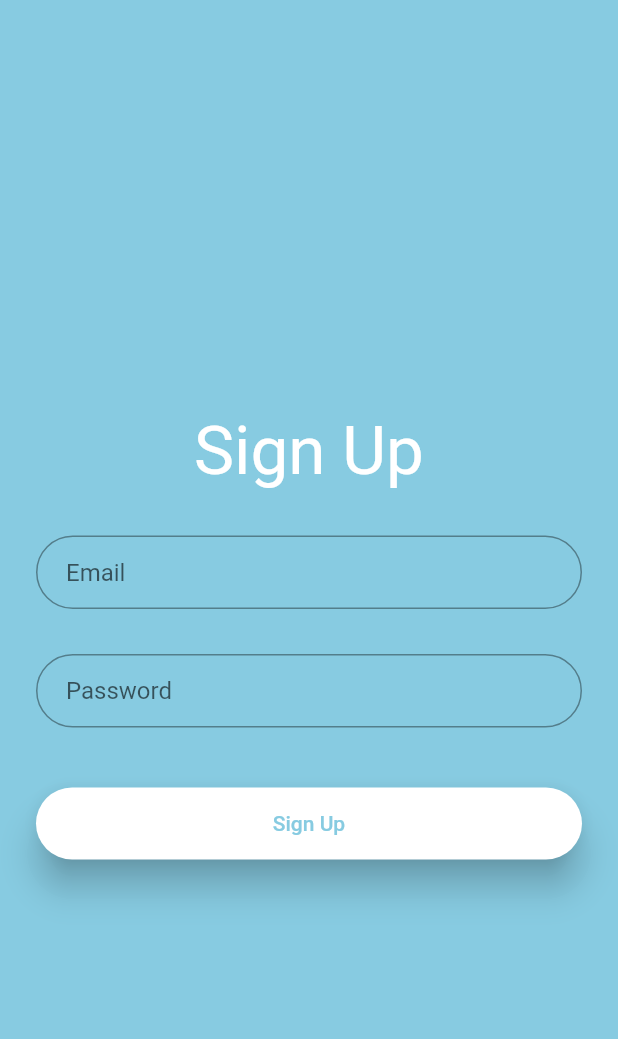
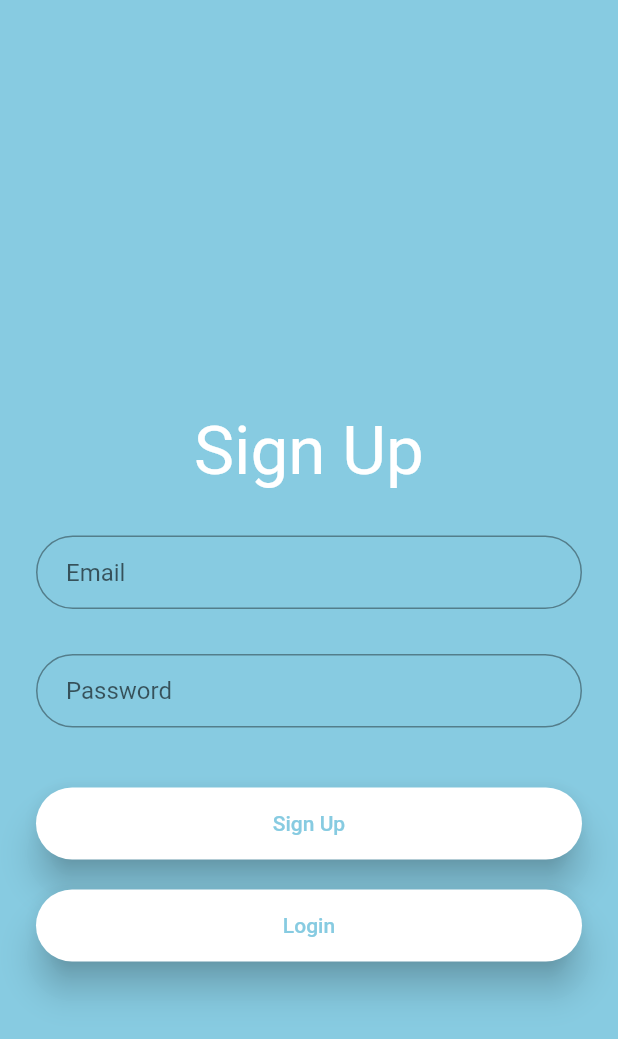
Before and after one commit to micahalleyne/Scholar.CO, a Flutter app: the Signup screen opened directly, on a phone screen of 412 x 824 dp. Shown: the top 1039 px of the screen. Run offline on Flutter 3.47's test engine with Material 2 defaults, Android fonts, the phone set to English and light mode, and no system bars; our stand-ins replace firebase_auth, firebase_database; accounts and stored records are empty; network calls fail.

Commit message:
Almost done

```diff
--- a/lib/main.dart
+++ b/lib/main.dart
@@ -10,7 +10,7 @@ import 'package:flutter/material.dart';
 
 
 void main() {
-  Widget _defaultHome = Home();
+  Widget _defaultHome = Login();
   runApp(MaterialApp(
     debugShowCheckedModeBanner: false,
     home: _defaultHome,
--- a/lib/profile/sign_up.dart
+++ b/lib/profile/sign_up.dart
@@ -1,4 +1,5 @@
-import 'package:Scholar_co/auth.dart';
+import 'package:Scholar_co/services/auth.dart';
+import 'package:Scholar_co/profile/log_in.dart';
 import 'package:Scholar_co/user.dart';
 import 'package:firebase_auth/firebase_auth.dart';
 import 'package:Scholar_co/home.dart';
@@ -43,6 +44,7 @@ class _SignupState extends State<Signup> {
                   ),
                   TextFormField(
                     obscureText: false,
+                    keyboardType: TextInputType.emailAddress,
                     validator: (val) => val.isEmpty ? 'Enter an email' : null,
                     onChanged: (val) {
                       setState(() => email = val.trim());
@@ -84,18 +86,43 @@ class _SignupState extends State<Signup> {
                       minWidth: MediaQuery.of(context).size.width,
                       padding: EdgeInsets.fromLTRB(20.0, 15.0, 20.0, 15.0),
                       onPressed: () async {
-                        // Navigator.push(
-                        //   context,
-                        //     MaterialPageRoute(builder: (context) => Home()),
-                        //   );
                         if (_formKey.currentState.validate()) {
                           User user = await auth.registerUser(email, password);
                           print(user.uid);
                           print(user.email);
+                          Navigator.push(
+                          context,
+                            MaterialPageRoute(builder: (context) => Home()),
+                          );
                         }
                       },
                       child: Text(
                         "Sign Up",
+                        style: TextStyle(
+                          color: Color(0xf582C9E0),
+                        ),
+                        textAlign: TextAlign.center,
+                      ),
+                    ),
+                  ),
+                  SizedBox(
+                    height: 20,
+                  ),
+                  Material(
+                    elevation: 10.0,
+                    borderRadius: BorderRadius.circular(30.0),
+                    color: Colors.white,
+                    child: MaterialButton(
+                      minWidth: MediaQuery.of(context).size.width,
+                      padding: EdgeInsets.fromLTRB(20.0, 15.0, 20.0, 15.0),
+                      onPressed: () async {
+                        Navigator.push(
+                          context,
+                          MaterialPageRoute(builder: (context) => Login()),
+                        );
+                      },
+                      child: Text(
+                        "Login",
                         style: TextStyle(
                           color: Color(0xf582C9E0),
                         ),
--- a/lib/auth.dart
+++ b/lib/services/auth.dart
@@ -1,13 +1,16 @@
+import 'package:Scholar_co/services/data_service.dart';
 import 'package:Scholar_co/user.dart';
 import 'package:firebase_auth/firebase_auth.dart';
 class Auth{
 
   FirebaseAuth _auth = FirebaseAuth.instance;
+  DataService service = DataService();
 
   Future<User> registerUser(email, password) async {
     AuthResult result =
       await _auth.createUserWithEmailAndPassword(email: email, password: password);
     FirebaseUser user = result.user;
+    service.saveUser(user);
     return userFromFirebase(user);
   }
 
@@ -18,8 +21,12 @@ class Auth{
     return userFromFirebase(user);
   }
 
+  Future<User> currentUser() async {
+    return userFromFirebase(await _auth.currentUser());
+  }
+
   User userFromFirebase(user) {
-    return User(email: user.email, uid: user.uid);
+    return User(email: user.email, uid: user.uid,);
   }
 
 }
--- a/lib/user.dart
+++ b/lib/user.dart
@@ -2,5 +2,5 @@ class User{
   final String uid;
   final String email;
 
-  User({ this.uid, this.email });
+  User({ this.uid, this.email, });
 }
--- a/pubspec.yaml
+++ b/pubspec.yaml
@@ -15,6 +15,7 @@ dependencies:
 
 
   cupertino_icons: ^0.1.3
+  firebase_database: ^3.1.6
   firebase_auth: ^0.16.1
 
 dev_dependencies:
```
Also changed, not shown: lib/dashboard.dart (+28 -7 lines), lib/profile/log_in.dart (+60 -6 lines), lib/services/data_service.dart (added, +31 -0 lines), lib/data_service.dart (deleted), lib/landing.dart (added), pubspec.lock, 1 other file.
